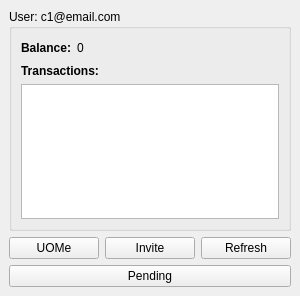
Before: the Qt Designer form client/main.ui in ric2b/confidential-debt-simplification, drawn with Qt 5.
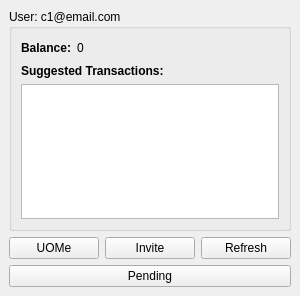
After: the same form once the commit is applied.

Commit message: Renamed "Transactions" to "Suggested Transactions"

The edit to the form file:
```diff
--- a/client/main.ui
+++ b/client/main.ui
@@ -67,7 +67,7 @@
           </font>
          </property>
          <property name="text">
-          <string>Transactions:</string>
+          <string>Suggested Transactions:</string>
          </property>
         </widget>
        </item>
```
The commit also changes 1 other file.
